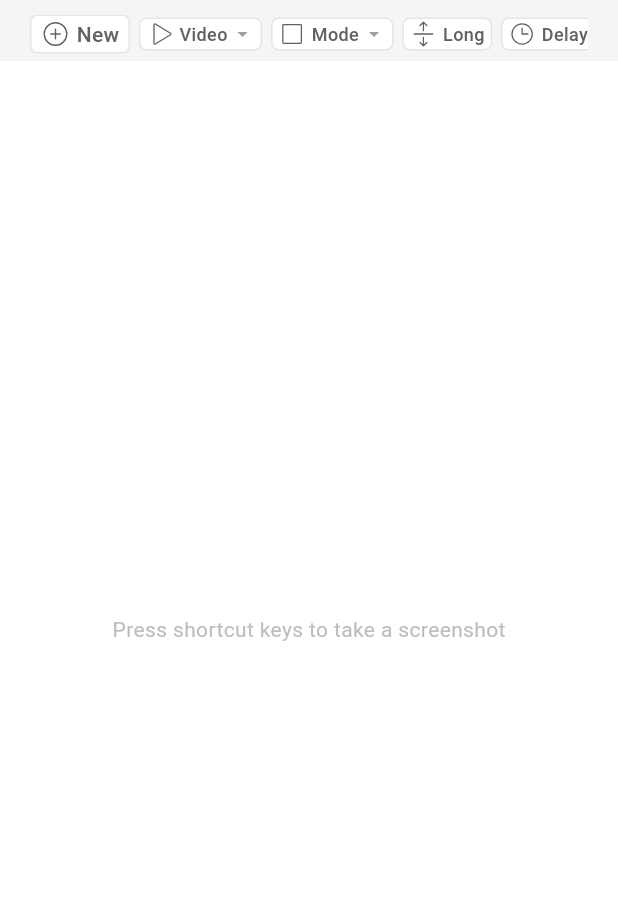
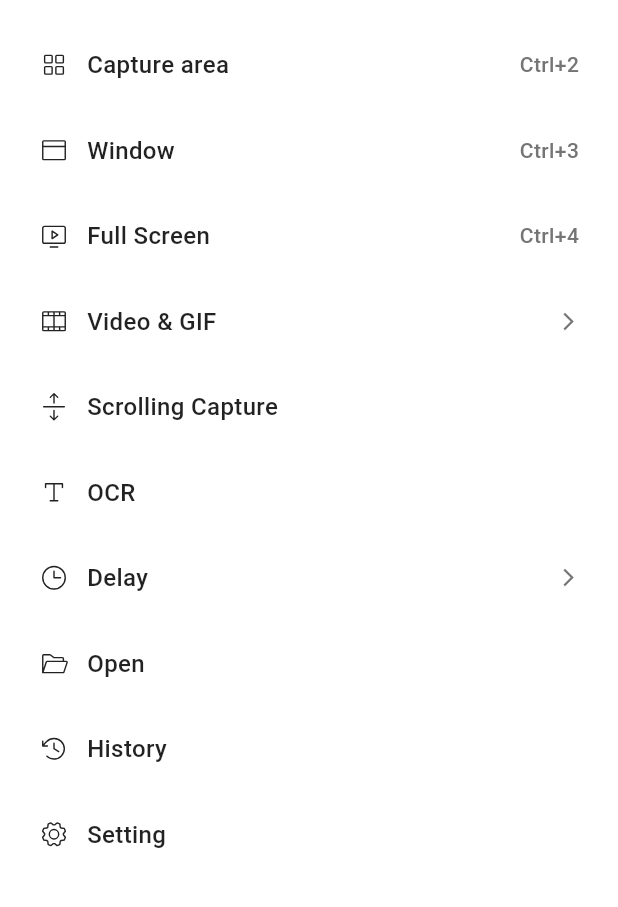
Before and after one commit to johngjy/snipwise, a Flutter app: the screen it shows after launch, on a phone screen of 412 x 824 dp, the part 38-945 px from its top. Run offline on Flutter 3.47's test engine with Material 3 defaults, Android fonts, the light colour scheme and no system bars; our stand-ins replace equatable, file_picker, google_fonts, logger, phosphor_flutter, screenshot and 1 more; missing offline and left inert: clipboard_watcher, screen_capturer, window_manager; Roboto replaces fonts that are missing (Bruno Ace); statements that could not run were skipped; project files that could hold a hidden picture were left out.

Commit message:
“v05base“

```diff
--- a/lib/features/capture/presentation/pages/capture_page.dart
+++ b/lib/features/capture/presentation/pages/capture_page.dart
@@ -4,6 +4,7 @@ import 'package:flutter/services.dart'; // Import for RawKeyboardListener
 import 'package:provider/provider.dart';
 import 'package:logger/logger.dart';
 import 'package:window_manager/window_manager.dart'; // 添加 window_manager 导入
+import 'package:phosphor_flutter/phosphor_flutter.dart';
 import '../widgets/toolbar.dart';
 import '../providers/capture_mode_provider.dart';
 import '../../data/models/capture_mode.dart';
@@ -12,6 +13,9 @@ import '../../../../core/widgets/standard_app_bar.dart'; // 导入标准化顶
 import '../../services/capture_service.dart';
 import '../../../../core/services/window_service.dart'; // 重新导入窗口服务
 import '../../services/long_screenshot_service.dart'; // 导入长截图服务
+import '../widgets/capture_menu_item.dart';
+import '../widgets/delay_menu.dart';
+import '../widgets/video_menu.dart';
 // import '../../data/models/capture_result.dart'; // Unused import - REMOVE
 // import '../../../hires_capture/presentation/providers/hires_capture_provider.dart'; // Unused import - REMOVE
 // import 'package:path/path.dart' as path; // Unused import - REMOVE
@@ -29,14 +33,32 @@ class _CapturePageState extends State<CapturePage> {
   /// 是否正在加载截图
   bool _isLoadingCapture = false;
 
+  /// 延时菜单的可见性
+  bool _isDelayMenuVisible = false;
+
+  /// 视频菜单的可见性
+  bool _isVideoMenuVisible = false;
+
+  /// 延时菜单的引用点
+  final LayerLink _delayLayerLink = LayerLink();
+
+  /// 视频菜单的引用点
+  final LayerLink _videoLayerLink = LayerLink();
+
+  /// 延时菜单的浮层
+  OverlayEntry? _delayOverlayEntry;
+
+  /// 视频菜单的浮层
+  OverlayEntry? _videoOverlayEntry;
+
   // 日志记录器
   final _logger = Logger();
 
   // FocusNode for keyboard shortcuts
   final FocusNode _focusNode = FocusNode();
 
-  // 为工具栏容器添加一个 GlobalKey，以便在渲染后测量其宽度
-  final GlobalKey _toolbarContainerKey = GlobalKey();
+  // 为整个容器添加一个 GlobalKey，以便在渲染后测量其宽度
+  final GlobalKey _containerKey = GlobalKey();
 
   // 记录是否已调整过窗口大小
   bool _hasAdjustedWindowSize = false;
@@ -68,13 +90,13 @@ class _CapturePageState extends State<CapturePage> {
         FocusScope.of(context).requestFocus(_focusNode);
 
         // 调整窗口大小
-        _adjustWindowSizeToToolbar();
+        _adjustWindowSize();
       }
     });
   }
 
-  /// 调整窗口大小以适应工具栏宽度
-  void _adjustWindowSizeToToolbar() {
+  /// 调整窗口大小
+  void _adjustWindowSize() {
     if (!mounted || _hasAdjustedWindowSize) return;
 
     // 超过最大尝试次数则停止
@@ -86,53 +108,116 @@ class _CapturePageState extends State<CapturePage> {
 
     _windowSizeAdjustAttempts++;
 
-    // 延迟获取尺寸，确保布局已完成
-    WidgetsBinding.instance.addPostFrameCallback((_) {
-      if (!mounted || _hasAdjustedWindowSize) return;
-
-      // 获取工具栏容器的 RenderBox
-      final RenderBox? toolbarBox =
-          _toolbarContainerKey.currentContext?.findRenderObject() as RenderBox?;
-
-      if (toolbarBox != null && toolbarBox.hasSize) {
-        // 测量工具栏宽度
-        final toolbarWidth = toolbarBox.size.width;
-
-        // 计算窗口最小宽度 = 工具栏宽度 + 左右边距 (20+20)
-        final minWindowWidth = toolbarWidth + 40.0;
-
-        _logger.d('调整窗口最小宽度: 工具栏宽度 = $toolbarWidth, 最小窗口宽度 = $minWindowWidth');
-
-        // 先设置窗口的最小尺寸
-        windowManager.setMinimumSize(Size(minWindowWidth, 180.0)).then((_) {
-          // 如果当前窗口尺寸小于计算出的最小宽度，则调整窗口大小
-          windowManager.getSize().then((currentSize) {
-            if (currentSize.width < minWindowWidth) {
-              WindowService.instance.resizeWindow(Size(minWindowWidth, 180.0));
-            }
-
-            // 标记已调整，避免重复调整
+    // 设置固定窗口大小，符合设计规格
+    WindowService.instance.resizeWindow(const Size(300, 550));
     _hasAdjustedWindowSize = true;
-          });
-        });
-      } else {
-        _logger.w(
-            '无法获取工具栏渲染框，窗口尺寸未调整 (尝试 $_windowSizeAdjustAttempts/$_maxWindowAdjustAttempts)');
-
-        // 再次尝试，但使用延迟以确保布局完成
-        if (_windowSizeAdjustAttempts < _maxWindowAdjustAttempts) {
-          Future.delayed(const Duration(milliseconds: 500), () {
-            _adjustWindowSizeToToolbar();
-          });
-        }
-      }
-    });
   }
 
   @override
   void dispose() {
+    _hideDelayMenu();
+    _hideVideoMenu();
     _focusNode.dispose();
     super.dispose();
+  }
+
+  /// 显示延时菜单
+  void _showDelayMenu() {
+    _hideVideoMenu(); // 确保其他菜单隐藏
+
+    if (_delayOverlayEntry != null) {
+      _hideDelayMenu();
+      return;
+    }
+
+    _delayOverlayEntry = OverlayEntry(
+      builder: (context) => Positioned(
+        width: 200,
+        child: CompositedTransformFollower(
+          link: _delayLayerLink,
+          offset: const Offset(300, 0), // 在右侧显示
+          child: DelayMenu(
+            onDelay3Seconds: () =>
+                _handleDelaySelection(const Duration(seconds: 3)),
+            onDelay5Seconds: () =>
+                _handleDelaySelection(const Duration(seconds: 5)),
+            onDelay10Seconds: () =>
+                _handleDelaySelection(const Duration(seconds: 10)),
+          ),
+        ),
+      ),
+    );
+
+    Overlay.of(context).insert(_delayOverlayEntry!);
+    setState(() {
+      _isDelayMenuVisible = true;
+    });
+  }
+
+  /// 显示视频菜单
+  void _showVideoMenu() {
+    _hideDelayMenu(); // 确保其他菜单隐藏
+
+    if (_videoOverlayEntry != null) {
+      _hideVideoMenu();
+      return;
+    }
+
+    _videoOverlayEntry = OverlayEntry(
+      builder: (context) => Positioned(
+        width: 200,
+        child: CompositedTransformFollower(
+          link: _videoLayerLink,
+          offset: const Offset(300, 0), // 在右侧显示
+          child: VideoMenu(
+            onVideoCapture: _captureVideo,
+            onGifCapture: () {
+              _hideVideoMenu();
+              ScaffoldMessenger.of(context).showSnackBar(
+                const SnackBar(content: Text('GIF录制功能待实现')),
+              );
+            },
+          ),
+        ),
+      ),
+    );
+
+    Overlay.of(context).insert(_videoOverlayEntry!);
+    setState(() {
+      _isVideoMenuVisible = true;
+    });
+  }
+
+  /// 隐藏延时菜单
+  void _hideDelayMenu() {
+    _delayOverlayEntry?.remove();
+    _delayOverlayEntry = null;
+    if (mounted) {
+      setState(() {
+        _isDelayMenuVisible = false;
+      });
+    }
+  }
+
+  /// 隐藏视频菜单
+  void _hideVideoMenu() {
+    _videoOverlayEntry?.remove();
+    _videoOverlayEntry = null;
+    if (mounted) {
+      setState(() {
+        _isVideoMenuVisible = false;
+      });
+    }
+  }
+
+  /// 处理延时选择
+  void _handleDelaySelection(Duration delay) {
+    _hideDelayMenu();
+    if (mounted) {
+      final provider = context.read<CaptureModeProvider>();
+      final mode = provider.currentMode;
+      _triggerCapture(mode, delay: delay);
+    }
   }
 
   @override
@@ -142,70 +227,136 @@ class _CapturePageState extends State<CapturePage> {
       focusNode: _focusNode,
       onKeyEvent: _handleKeyEvent,
       child: Scaffold(
-        backgroundColor: Colors.white, // 将透明背景改为白色
-        body: Column(
+        backgroundColor: Colors.white,
+        body: GestureDetector(
+          onTap: () {
+            _hideDelayMenu();
+            _hideVideoMenu();
+          },
+          child: Column(
+            key: _containerKey,
             children: [
-            // 使用标准化顶部栏
+              // 使用标准化顶部栏 - 只显示标题和控制按钮
               StandardAppBar(
-              backgroundColor: const Color(0xFFF5F5F5), // 浅灰色背景
+                backgroundColor: Colors.white,
                 centerTitle: true,
-              forceShowWindowControls:
-                  Platform.isWindows, // 在Windows上强制显示窗口控制按钮
+                forceShowWindowControls: true,
               ),
 
-            // 浅灰色背景的工具栏区域 - 添加 key
-            Container(
-              key: _toolbarContainerKey, // 添加 key 以便测量尺寸
-              color: const Color(0xFFF5F5F5), // 浅灰色背景
-              padding: const EdgeInsets.symmetric(
-                  horizontal: 20.0, vertical: 0.0), // 减小vertical padding为0
-              child: Align(
-                alignment: Alignment.centerLeft,
+              // 主菜单区域
+              Expanded(
+                child: Container(
+                  color: Colors.white,
                   child: Consumer<CaptureModeProvider>(
-                  builder: (context, provider, child) => Toolbar(
-                    // 连接按钮到 _triggerCapture 或特定方法
-                    onCaptureRegion: () => _triggerCapture(CaptureMode.region),
-                    // 新增的回调
-                    onCaptureRectangle: () =>
-                        _triggerCapture(CaptureMode.rectangle),
-                    onCaptureFullscreen: () =>
-                        _triggerCapture(CaptureMode.fullscreen),
-                    onCaptureWindow: () => _triggerCapture(CaptureMode.window),
-                    // 新增长截图回调
-                    onCaptureLongScreenshot: _captureLongScreenshot,
+                    builder: (context, provider, child) => ListView(
+                      padding: const EdgeInsets.symmetric(vertical: 10.0),
+                      children: [
+                        // 区域截图
+                        CaptureMenuItem(
+                          icon: PhosphorIcons.squaresFour(
+                              PhosphorIconsStyle.light),
+                          label: 'Capture area',
+                          shortcut: Platform.isMacOS ? '⌘2' : 'Ctrl+2',
+                          onTap: () => _triggerCapture(CaptureMode.region),
+                        ),
 
-                    // 旧/其他回调保持
-                    onCaptureHDScreen: () =>
-                        _triggerCapture(CaptureMode.fullscreen), // Snip 按钮仍触发全屏
-                    onCaptureVideo: _captureVideo,
-                    onDelayCapture: _delayCapture,
-                    onPerformOCR: _performOCR,
-                    onOpenImage: _openImage,
-                    onShowHistory: _showHistory,
+                        // 窗口截图
+                        CaptureMenuItem(
+                          icon: PhosphorIcons.browser(PhosphorIconsStyle.light),
+                          label: 'Window',
+                          shortcut: Platform.isMacOS ? '⌘3' : 'Ctrl+3',
+                          onTap: () => _triggerCapture(CaptureMode.window),
+                        ),
+
+                        // 全屏截图
+                        CaptureMenuItem(
+                          icon: PhosphorIcons.monitorPlay(
+                              PhosphorIconsStyle.light),
+                          label: 'Full Screen',
+                          shortcut: Platform.isMacOS ? '⌘4' : 'Ctrl+4',
+                          onTap: () => _triggerCapture(CaptureMode.fullscreen),
+                        ),
+
+                        // 视频录制
+                        CompositedTransformTarget(
+                          link: _videoLayerLink,
+                          child: CaptureMenuItem(
+                            icon: PhosphorIcons.filmStrip(
+                                PhosphorIconsStyle.light),
+                            label: 'Video & GIF',
+                            showRightArrow: true,
+                            isSelected: _isVideoMenuVisible,
+                            onTap: _showVideoMenu,
+                          ),
+                        ),
+
+                        // 滚动截图
+                        CaptureMenuItem(
+                          icon: PhosphorIcons.arrowsOutLineVertical(
+                              PhosphorIconsStyle.light),
+                          label: 'Scrolling Capture',
+                          onTap: _captureLongScreenshot,
+                        ),
+
+                        // OCR识别
+                        CaptureMenuItem(
+                          icon: PhosphorIcons.textT(PhosphorIconsStyle.light),
+                          label: 'OCR',
+                          onTap: _performOCR,
+                        ),
+
+                        // 延时截图
+                        CompositedTransformTarget(
+                          link: _delayLayerLink,
+                          child: CaptureMenuItem(
+                            icon: PhosphorIcons.clock(PhosphorIconsStyle.light),
+                            label: 'Delay',
+                            showRightArrow: true,
+                            isSelected: _isDelayMenuVisible,
+                            onTap: _showDelayMenu,
+                          ),
+                        ),
+
+                        // 打开图片
+                        CaptureMenuItem(
+                          icon: PhosphorIcons.folderOpen(
+                              PhosphorIconsStyle.light),
+                          label: 'Open',
+                          onTap: _openImage,
+                        ),
+
+                        // 历史记录
+                        CaptureMenuItem(
+                          icon: PhosphorIcons.clockCounterClockwise(
+                              PhosphorIconsStyle.light),
+                          label: 'History',
+                          onTap: _showHistory,
+                        ),
+
+                        // 设置
+                        CaptureMenuItem(
+                          icon: PhosphorIcons.gear(PhosphorIconsStyle.light),
+                          label: 'Setting',
+                          onTap: () {
+                            ScaffoldMessenger.of(context).showSnackBar(
+                              const SnackBar(content: Text('设置功能待实现')),
+                            );
+                          },
+                        ),
+                      ],
                     ),
                   ),
                 ),
               ),
 
-            // 内容区域（白色背景）
-            Expanded(
-              child: Container(
-                color: Colors.white,
-                width: double.infinity,
-                child: Center(
-                  child: _isLoadingCapture
-                      ? const CircularProgressIndicator(strokeWidth: 2.0)
-                      : Text(
-                          _shortcutPromptText,
-                          style: TextStyle(
-                            color: Colors.grey[400],
-                            fontSize: 14,
-                          ),
-                        ),
-                ),
-              ),
+              // 底部加载指示器（如果正在加载）
+              if (_isLoadingCapture)
+                Container(
+                  padding: const EdgeInsets.symmetric(vertical: 10.0),
+                  child: const CircularProgressIndicator(strokeWidth: 2.0),
                 ),
             ],
+          ),
         ),
       ),
     );
@@ -254,8 +405,9 @@ class _CapturePageState extends State<CapturePage> {
     }
   }
 
-  /// 视频录制 (保留提示)
+  /// 视频录制
   Future<void> _captureVideo() async {
+    _hideVideoMenu();
     _logger.i('Video capture action triggered.');
     if (mounted) {
       ScaffoldMessenger.of(context).showSnackBar(
@@ -264,58 +416,7 @@ class _CapturePageState extends State<CapturePage> {
     }
   }
 
-  /// 延时截图
-  Future<void> _delayCapture() async {
-    if (_isLoadingCapture || !mounted) return;
-
-    final selectedDelay = await showDialog<Duration>(
-      context: context,
-      builder: (BuildContext context) {
-        return AlertDialog(
-          title: const Text('Select Delay'),
-          content: Column(
-            mainAxisSize: MainAxisSize.min,
-            children: [
-              ListTile(
-                title: const Text('3 seconds'),
-                onTap: () => Navigator.pop(context, const Duration(seconds: 3)),
-              ),
-              ListTile(
-                title: const Text('5 seconds'),
-                onTap: () => Navigator.pop(context, const Duration(seconds: 5)),
-              ),
-              ListTile(
-                title: const Text('10 seconds'),
-                onTap: () =>
-                    Navigator.pop(context, const Duration(seconds: 10)),
-              ),
-            ],
-          ),
-        );
-      },
-    );
-
-    if (selectedDelay != null && mounted) {
-      final provider = context.read<CaptureModeProvider>();
-      final mode = provider.currentMode;
-      _logger.d(
-          'Delay capture selected: ${selectedDelay.inSeconds}s for mode $mode');
-
-      // 显示倒计时提示
-      ScaffoldMessenger.of(context).showSnackBar(
-        SnackBar(
-          content: Text(
-              'Screenshot will be taken in ${selectedDelay.inSeconds} seconds...'),
-          duration: selectedDelay,
-        ),
-      );
-
-      // 直接调用 triggerCapture，将 delay 传递给 CaptureService 处理
-      await _triggerCapture(mode, delay: selectedDelay);
-    }
-  }
-
-  /// 执行OCR识别 (保留提示)
+  /// 执行OCR识别
   Future<void> _performOCR() async {
     _logger.i('OCR action triggered.');
     if (mounted) {
@@ -325,7 +426,7 @@ class _CapturePageState extends State<CapturePage> {
     }
   }
 
-  /// 打开图片 (保留提示)
+  /// 打开图片
   Future<void> _openImage() async {
     _logger.i('Open image action triggered.');
     if (mounted) {
@@ -335,7 +436,7 @@ class _CapturePageState extends State<CapturePage> {
     }
   }
 
-  /// 显示历史记录 (保留提示)
+  /// 显示历史记录
   Future<void> _showHistory() async {
     _logger.i('Show history action triggered.');
     if (mounted) {
@@ -426,7 +527,7 @@ class _CapturePageState extends State<CapturePage> {
     }
   }
 
-  // Handle keyboard events
+  // 处理键盘事件
   void _handleKeyEvent(KeyEvent event) {
     if (event is KeyDownEvent) {
       final isShiftPressed = HardwareKeyboard.instance.isShiftPressed;
@@ -439,28 +540,25 @@ class _CapturePageState extends State<CapturePage> {
       final provider = context.read<CaptureModeProvider>();
       CaptureMode? targetMode;
 
-      // Rectangle/Region capture shortcut
-      if (isShiftPressed &&
-          (isMetaPressed || isControlPressed) &&
-          event.logicalKey == LogicalKeyboardKey.keyR) {
+      // 快捷键2: 区域截图
+      if ((isMetaPressed || isControlPressed) &&
+          event.logicalKey == LogicalKeyboardKey.digit2) {
         _logger.d('Rectangle/Region capture shortcut triggered');
-        targetMode = CaptureMode.region; // 使用 region 模式
+        targetMode = CaptureMode.region;
       }
-      // Fullscreen shortcut
-      else if (isShiftPressed &&
-          (isMetaPressed || isControlPressed) &&
-          event.logicalKey == LogicalKeyboardKey.keyS) {
+      // 快捷键3: 窗口截图
+      else if ((isMetaPressed || isControlPressed) &&
+          event.logicalKey == LogicalKeyboardKey.digit3) {
+        _logger.d('Window capture shortcut triggered');
+        targetMode = CaptureMode.window;
+      }
+      // 快捷键4: 全屏截图
+      else if ((isMetaPressed || isControlPressed) &&
+          event.logicalKey == LogicalKeyboardKey.digit4) {
         _logger.d('Fullscreen capture shortcut triggered');
         targetMode = CaptureMode.fullscreen;
       }
-      // Window shortcut
-      else if (isShiftPressed &&
-          (isMetaPressed || isControlPressed) &&
-          event.logicalKey == LogicalKeyboardKey.keyW) {
-        _logger.d('Window capture shortcut triggered');
-        targetMode = CaptureMode.window;
-      }
-      // Long screenshot shortcut
+      // 长截图快捷键
       else if (isShiftPressed &&
           (isMetaPressed || isControlPressed) &&
           event.logicalKey == LogicalKeyboardKey.keyJ) {
@@ -475,10 +573,11 @@ class _CapturePageState extends State<CapturePage> {
         _triggerCapture(targetMode); // 直接触发
       }
 
-      // ESC key listener
+      // ESC key - 隐藏所有菜单
       if (event.logicalKey == LogicalKeyboardKey.escape) {
         _logger.d('ESC key pressed');
-        // TODO: Add cancellation logic if applicable (e.g., close preview)
+        _hideDelayMenu();
+        _hideVideoMenu();
       }
     }
   }
--- /dev/null
+++ b/lib/features/capture/presentation/widgets/capture_menu_item.dart
@@ -0,0 +1,90 @@
+import 'package:flutter/material.dart';
+
+/// 单个垂直菜单项，用于主捕获界面
+class CaptureMenuItem extends StatelessWidget {
+  /// 图标
+  final IconData icon;
+
+  /// 标签文本
+  final String label;
+
+  /// 点击回调
+  final VoidCallback onTap;
+
+  /// 快捷键文本 (如 "⌘2")
+  final String? shortcut;
+
+  /// 是否显示右箭头
+  final bool showRightArrow;
+
+  /// 是否选中状态
+  final bool isSelected;
+
+  const CaptureMenuItem({
+    super.key,
+    required this.icon,
+    required this.label,
+    required this.onTap,
+    this.shortcut,
+    this.showRightArrow = false,
+    this.isSelected = false,
+  });
+
+  @override
+  Widget build(BuildContext context) {
+    return Padding(
+      padding: const EdgeInsets.symmetric(horizontal: 10.0, vertical: 5.0),
+      child: Material(
+        color: isSelected ? const Color(0xFFE8F0FE) : Colors.white,
+        borderRadius: BorderRadius.circular(10),
+        elevation: 0,
+        child: InkWell(
+          onTap: onTap,
+          borderRadius: BorderRadius.circular(10),
+          child: Container(
+            padding:
+                const EdgeInsets.symmetric(horizontal: 16.0, vertical: 12.0),
+            width: double.infinity,
+            child: Row(
+              children: [
+                Icon(
+                  icon,
+                  size: 20.0,
+                  color: Colors.black87,
+                ),
+                const SizedBox(width: 12.0),
+                Expanded(
+                  child: Text(
+                    label,
+                    style: const TextStyle(
+                      fontSize: 16.0,
+                      fontWeight: FontWeight.w500,
+                      color: Colors.black87,
+                    ),
+                  ),
+                ),
+                if (shortcut != null)
+                  Text(
+                    shortcut!,
+                    style: TextStyle(
+                      fontSize: 14.0,
+                      color: Colors.grey[600],
+                      fontWeight: FontWeight.w500,
+                    ),
+                  ),
+                if (showRightArrow) ...[
+                  const SizedBox(width: 8.0),
+                  Icon(
+                    Icons.arrow_forward_ios,
+                    size: 14.0,
+                    color: Colors.grey[600],
+                  ),
+                ],
+              ],
+            ),
+          ),
+        ),
+      ),
+    );
+  }
+}
```
Also changed, not shown: lib/features/capture/presentation/widgets/delay_menu.dart (added, +66 -0 lines), lib/features/capture/presentation/widgets/video_menu.dart (added, +60 -0 lines). Lines whose indentation alone changed are shown as unchanged.
